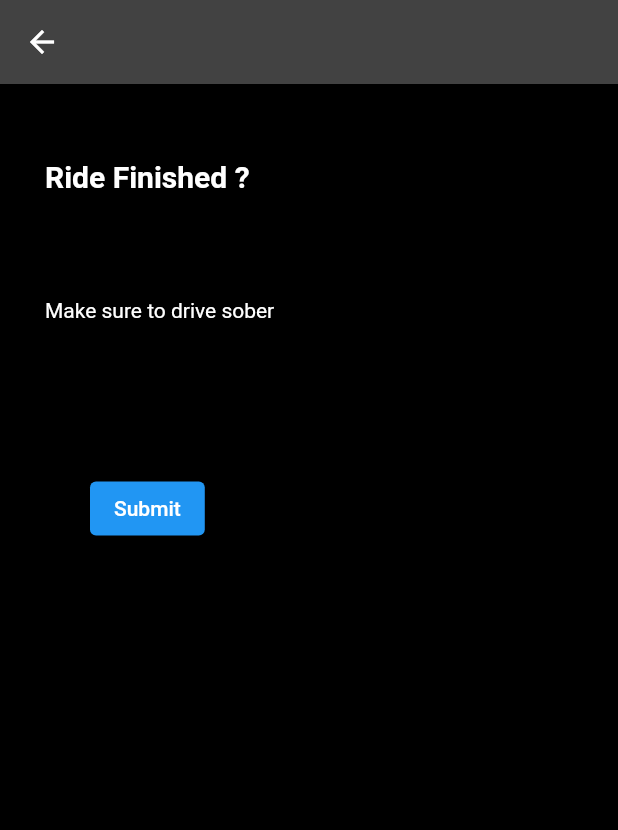
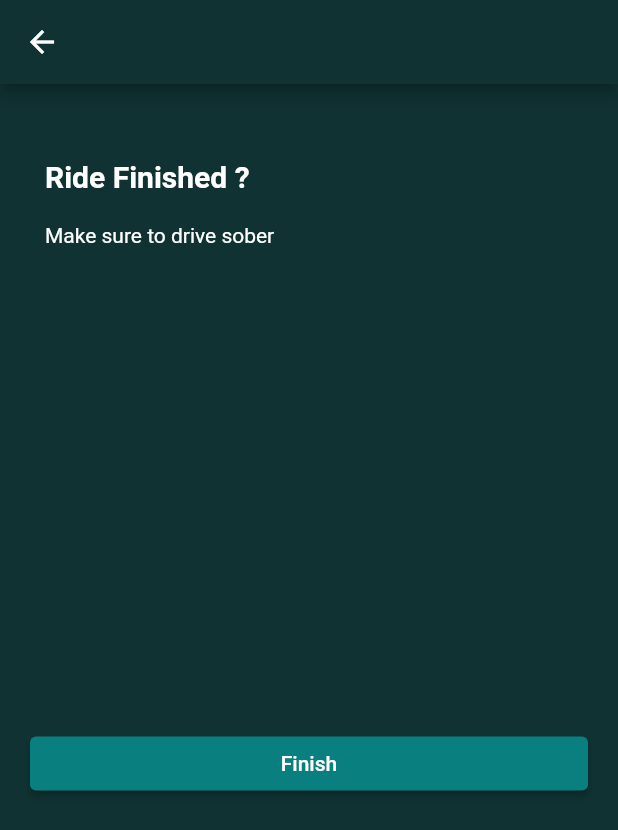
Before and after one commit to bhavesh982/Ridex_owner, a Flutter app: the RideFinish screen opened directly, on a phone screen of 412 x 824 dp. Shown: the top 830 px of the screen. Run offline on Flutter 3.47's test engine with Material 2 defaults, Android fonts, the phone set to English and light mode, and no system bars; our stand-ins replace cached_network_image, connectivity_plus, firebase_auth, firebase_core, firebase_database, firebase_storage and 2 more; accounts and stored records are empty.

```diff
--- a/lib/global/global_var.dart
+++ b/lib/global/global_var.dart
@@ -13,3 +13,4 @@ String spaceShipCompanyName="";
 String spaceShipSelected="";
 //UI Themes
 Color mainTheme=const Color(0xff103232);
+Color buttonTheme= const Color(0xff0A7F7F);
--- a/lib/pages/rideFinish.dart
+++ b/lib/pages/rideFinish.dart
@@ -14,7 +14,10 @@ class _RideFinishState extends State<RideFinish> {
   @override
   Widget build(BuildContext context) {
     return Scaffold(
-        appBar: AppBar(),
+        appBar: AppBar(
+          backgroundColor: mainTheme,
+        ),
+        backgroundColor: mainTheme,
         body: Container(
           child: Column(
             children: [
@@ -31,16 +34,21 @@ class _RideFinishState extends State<RideFinish> {
                     ),),
                   ),
                   const SizedBox(height: 20,),
-                  SizedBox(height: 50,),
                   const Padding(
                     padding: EdgeInsets.only(left: 30),
                     child: Text("Make sure to drive sober "),
                   ),
-
-                  const SizedBox(height: 100,),
-                  Padding(
-                    padding: const EdgeInsets.only(left: 60),
-                    child: ElevatedButton(onPressed: (){
+                  const SizedBox(height: 300,),
+                  Center(
+                    child: SizedBox(
+                      width: MediaQuery.of(context).size.width,
+                      child: Padding(
+                        padding: const EdgeInsets.all(20.0),
+                        child: ElevatedButton(
+                          style: ElevatedButton.styleFrom(
+                            backgroundColor:buttonTheme
+                          ),
+                            onPressed: (){
                           showDialog(context: context, builder: (c)=>AlertDialog(
                             title: const Text("Confirmation"),
                             content: const Text("are you sure you want to end the ride..."),
@@ -53,7 +61,9 @@ class _RideFinishState extends State<RideFinish> {
                               }, child: const Text("Cancel"))
                             ],
                           ));
-                    }, child: const Text("Submit")),
+                        }, child: const Text("Finish")),
+                      ),
+                    ),
                   ),
 
                 ],
```
Lines whose indentation alone changed are shown as unchanged.
